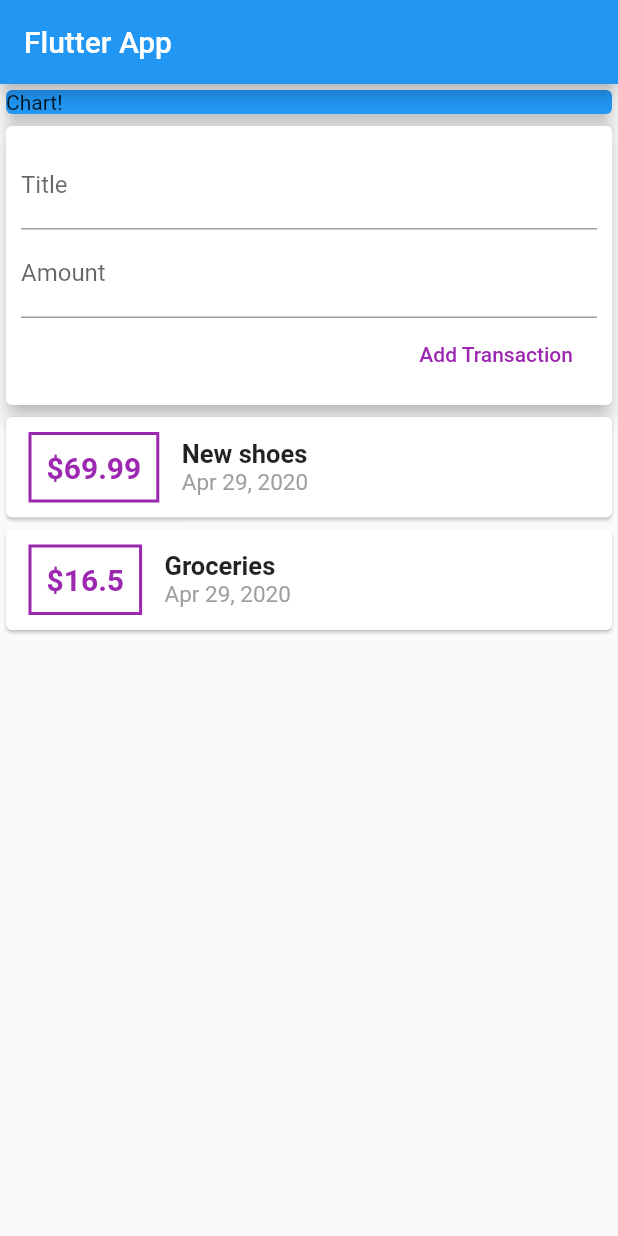
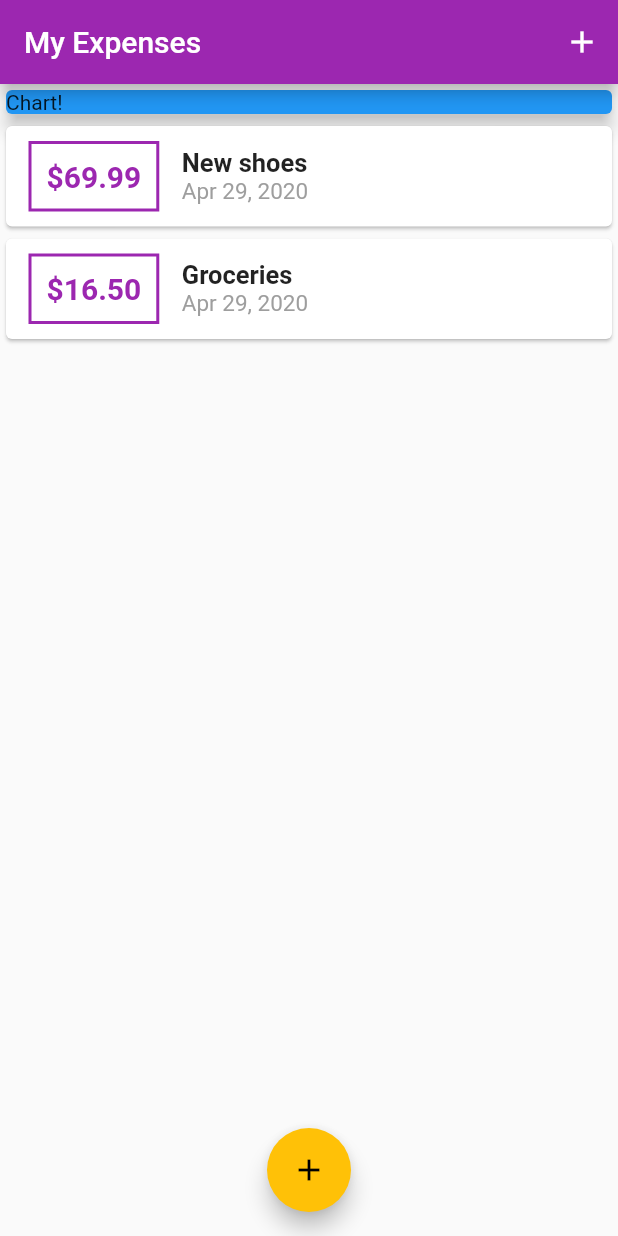
Before and after one commit to Amitbhave/flutter-udemy-course, a Flutter app: the screen it shows after launch, on a phone screen of 412 x 824 dp. Run offline on Flutter 3.47's test engine with Material 2 defaults, Android fonts, the phone set to English and light mode, and no system bars.

Commit message:
Add new expense modal and theme

```diff
--- a/my_expenses/lib/main.dart
+++ b/my_expenses/lib/main.dart
@@ -1,5 +1,8 @@
 import 'package:flutter/cupertino.dart';
 import 'package:flutter/material.dart';
+import 'package:myexpenses/models/transaction.dart';
+import 'package:myexpenses/widgets/new_transaction.dart';
+import 'package:myexpenses/widgets/transaction_list.dart';
 
 import './widgets/user_transactions.dart';
 
@@ -9,21 +12,74 @@ class MyApp extends StatelessWidget {
   @override
   Widget build(BuildContext context) {
     return MaterialApp(
-      title: 'Flutter App',
+      title: 'My Expenses',
+      theme: ThemeData(
+        primarySwatch: Colors.purple,
+        accentColor: Colors.amber,
+      ),
       home: MyHomePage(),
     );
   }
 }
 
-class MyHomePage extends StatelessWidget {
+class MyHomePage extends StatefulWidget {
+
+  @override
+  _MyHomePageState createState() => _MyHomePageState();
+}
+
+class _MyHomePageState extends State<MyHomePage> {
+  final List<Transaction> _userTransactions = [
+    Transaction(
+        id: 't1',
+        title: 'New shoes',
+        amount: 69.99,
+        date: DateTime.now()
+    ),
+    Transaction(
+        id: 't2',
+        title: 'Groceries',
+        amount: 16.50,
+        date: DateTime.now()
+    )
+  ];
+
+  void _addTransaction(String title, double amount){
+    final newTransaction = Transaction(
+      title: title,
+      amount: amount,
+      date: DateTime.now(),
+      id: DateTime.now().toString(),
+    );
+    setState(() {
+      _userTransactions.add(newTransaction);
+    });
+  }
+
+  void _startAddNewExpense(BuildContext context){
+    showModalBottomSheet(context: context, builder: (bctx){
+      return GestureDetector(
+        onTap: () {},
+        child: NewTransaction(_addTransaction),
+        behavior: HitTestBehavior.opaque,
+      );
+    });
+  }
 
   @override
   Widget build(BuildContext context) {
     return Scaffold(
       appBar: AppBar(
-        title: Text('Flutter App'),
+        actions: <Widget>[
+          IconButton(
+            icon: Icon(Icons.add),
+            onPressed: () => _startAddNewExpense(context),
+          )
+        ],
+        title: Text('My Expenses'),
       ),
-      body: Column(
+      body: SingleChildScrollView(
+        child: Column(
           crossAxisAlignment: CrossAxisAlignment.center,
           children: <Widget>[
           Container(
@@ -34,8 +90,14 @@ class MyHomePage extends StatelessWidget {
               elevation: 5,
             )
           ),
-        UserTransactions(),
+           TransactionList(_userTransactions),
         ],),
+      ),
+      floatingActionButtonLocation: FloatingActionButtonLocation.centerFloat,
+      floatingActionButton: FloatingActionButton(
+        child: Icon(Icons.add),
+        onPressed: () => _startAddNewExpense(context),
+      ),
     );
   }
 }
--- a/my_expenses/lib/widgets/transaction_list.dart
+++ b/my_expenses/lib/widgets/transaction_list.dart
@@ -10,7 +10,11 @@ class TransactionList extends StatelessWidget{
 
   @override
   Widget build(BuildContext context) {
-    return Column(children: transactions.map((tx) {
+    return Container(
+      height: 300,
+      child: ListView.builder(
+        itemCount: transactions.length,
+        itemBuilder: (context, index) {
           return Card(
             child: Row(
               children: <Widget>[
@@ -20,13 +24,13 @@ class TransactionList extends StatelessWidget{
                   ),
                   decoration: BoxDecoration(
                       border: Border.all(
-                    color: Colors.purple,
+                        color: Theme.of(context).primaryColor,
                         width: 2,
                       )
                   ),
                   padding: EdgeInsets.all(10),
                   child: Text(
-                  '\$${tx.amount}',
+                      '\$${transactions[index].amount.toStringAsFixed(2)}',
                       style: TextStyle(
                         fontWeight: FontWeight.bold,
                         fontSize: 20,
@@ -38,14 +42,14 @@ class TransactionList extends StatelessWidget{
                   crossAxisAlignment: CrossAxisAlignment.start,
                   children: <Widget>[
                     Text(
-                  tx.title,
+                      transactions[index].title,
                       style: TextStyle(
                         fontWeight: FontWeight.bold,
                         fontSize: 17,
                       ),
                     ),
                     Text(
-                  DateFormat.yMMMd().format(tx.date),
+                      DateFormat.yMMMd().format(transactions[index].date),
                       style: TextStyle(
                           color: Colors.grey,
                           fontSize: 15
@@ -56,7 +60,8 @@ class TransactionList extends StatelessWidget{
                 )
               ],),
           );
-    }).toList()
+        },
+      ),
     );
 
   }
--- a/my_expenses/lib/widgets/user_transactions.dart
+++ b/my_expenses/lib/widgets/user_transactions.dart
@@ -10,41 +10,13 @@ class UserTransactions extends StatefulWidget{
 
 class _UserTransactionState extends State<UserTransactions>{
 
-  final List<Transaction> _userTransactions = [
-    Transaction(
-        id: 't1',
-        title: 'New shoes',
-        amount: 69.99,
-        date: DateTime.now()
-    ),
-    Transaction(
-        id: 't2',
-        title: 'Groceries',
-        amount: 16.50,
-        date: DateTime.now()
-    )
-  ];
+
 
   @override
   Widget build(BuildContext context) {
-    return Column(
-      children: <Widget>[
-        NewTransaction(_addTransaction),
-        TransactionList(_userTransactions),
-      ],
-    );
+    return null;
   }
 
-  void _addTransaction(String title, double amount){
-    final newTransaction = Transaction(
-      title: title,
-      amount: amount,
-      date: DateTime.now(),
-      id: DateTime.now().toString(),
-    );
-    setState(() {
-      _userTransactions.add(newTransaction);
-    });
-  }
+
 
 }
```
Also changed, not shown: my_expenses/lib/widgets/new_transaction.dart (+27 -8 lines). Lines whose indentation alone changed are shown as unchanged.
